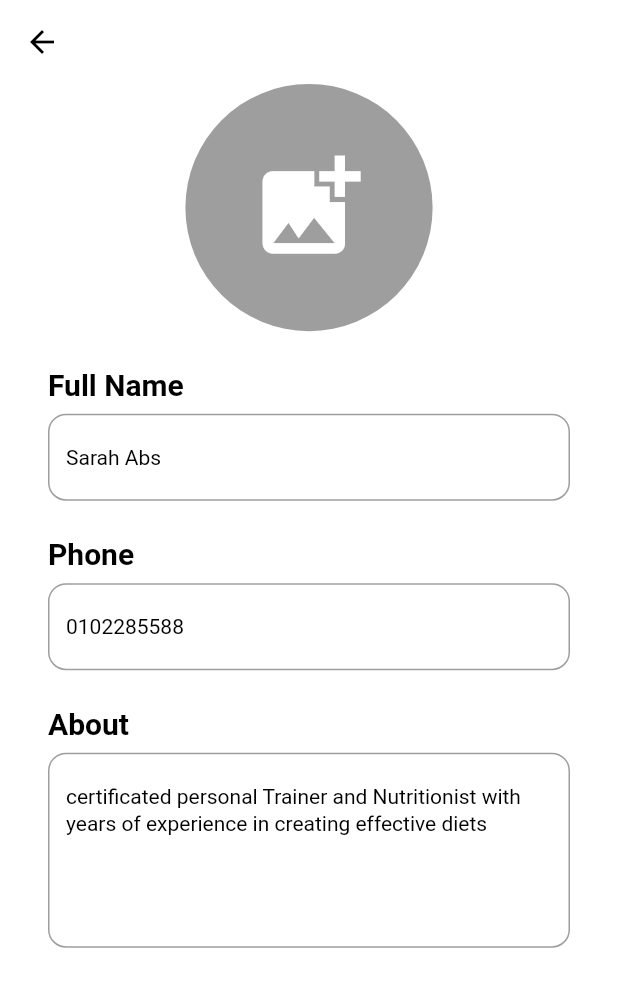
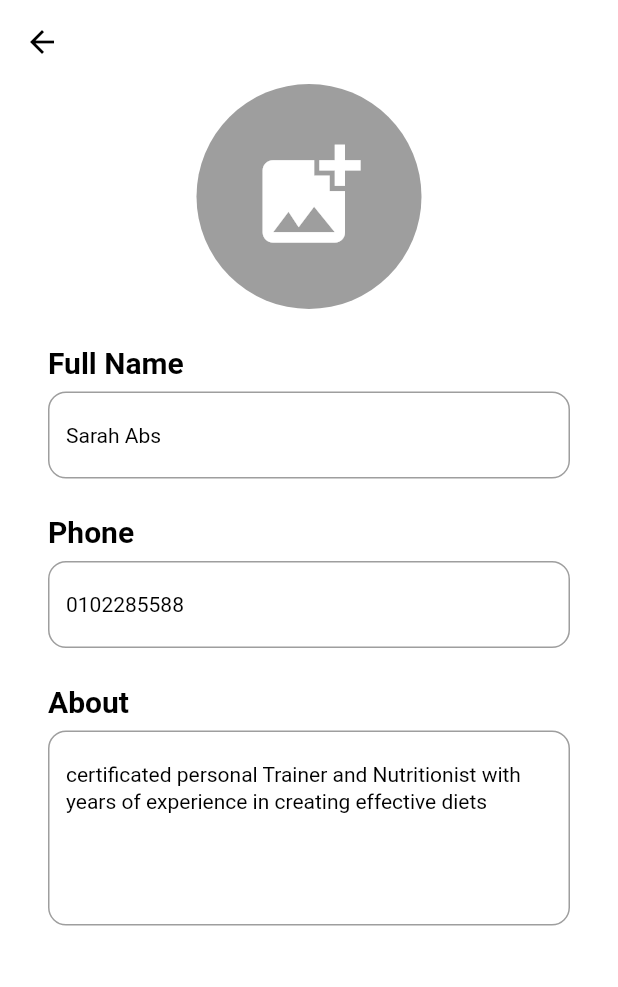
Before and after one commit to AhmedElhenidy/save_cost, a Flutter app: the EditingProfilePage screen opened directly, after a tap on the "add photo alternate" icon, on a phone screen of 412 x 824 dp. Shown: the top 987 px of the screen. Run offline on Flutter 3.47's test engine with Material 2 defaults, Android fonts, the phone set to English and light mode, and no system bars; our stand-ins replace carousel_slider, cloud_firestore, firebase_auth, firebase_core, flutter_bloc, flutter_rating_bar and 5 more; missing offline and left inert: switcher; accounts and stored records are empty.

Commit message:
finishing app part 2

```diff
--- a/lib/presentation/components/theme_shared_preferences.dart
+++ b/lib/presentation/components/theme_shared_preferences.dart
@@ -1,20 +1,20 @@
 
 import 'package:flutter/material.dart';
 import 'package:shared_preferences/shared_preferences.dart';
- class ThemeSharedPreferences
-{
-  static const PREF_KEY ='preferences';
-  setTheme (bool value) async
-{
-  WidgetsFlutterBinding.ensureInitialized();
-  SharedPreferences sharedpreferences =await SharedPreferences.getInstance();
-  sharedpreferences.setBool( PREF_KEY, value);
-}
- getTheme() async{
-  SharedPreferences sharedpreferences =await SharedPreferences.getInstance();
-  return sharedpreferences.getBool(PREF_KEY) ?? false;
-}
- }
+//  class ThemeSharedPreferences
+// {
+//   static const PREF_KEY ='preferences';
+//   setTheme (bool value) async
+// {
+//   WidgetsFlutterBinding.ensureInitialized();
+//   SharedPreferences sharedpreferences =await SharedPreferences.getInstance();
+//   sharedpreferences.setBool( PREF_KEY, value);
+// }
+//  getTheme() async{
+//   SharedPreferences sharedpreferences =await SharedPreferences.getInstance();
+//   return sharedpreferences.getBool(PREF_KEY) ?? false;
+// }
+//  }
 
 
 
--- a/lib/presentation/components/themes.dart
+++ b/lib/presentation/components/themes.dart
@@ -5,61 +5,65 @@ import 'package:flutter_bloc/flutter_bloc.dart';
 import 'package:hexcolor/hexcolor.dart';
 import 'package:save_cost/presentation/components/theme_shared_preferences.dart';
 import 'package:shared_preferences/shared_preferences.dart';
-//states
-// abstract class AppStates {}
-// class AppChangeModeState extends AppStates {}
+// states
+
+abstract class AppStates {}
+class AppInitialState extends AppStates{}
+class AppChangeModeState extends AppStates {}
+
+
+//cubit
+class AppCubit extends Cubit <AppStates>
+{
+  AppCubit() : super(AppInitialState());
+  static AppCubit get(context) => BlocProvider.of(context);
+
+  bool isDark=false;
+//ThemeMode appMode =ThemeMode.dark;
+
+  void changeAppMode ()
+  {
+     isDark =! isDark;
+     emit(AppChangeModeState());
+   //
+    //CacheHelper.putBoolean(key: "isDark", value: isDark).then((value){
+
+    //});
+
+  }
+
+}
+
+
+// class ThemeModel extends ChangeNotifier {
 //
 //
-// //cubit
-// class AppCubit extends Cubit <AppStates>
-// {
-//   AppCubit(AppStates initialState) : super(initialState);
-//   //static AppCubit get(context) => BlocProvider.of(context);
+//   bool isDark =false;
+//     ThemeSharedPreferences themeSharedPreferences= ThemeSharedPreferences();
 //
-//   bool isDark=false;
-// //ThemeMode appMode =ThemeMode.dark;
+//  bool get isDarkMode => isDark;
 //
-//   void changeAppMode ()
-//   {
 //
-//     isDark = !isDark;
-//     //CacheHelper.putBoolean(key: "isDark", value: isDark).then((value){
-//     emit(AppChangeModeState());
-//     //});
+//  ThemeMode () async {
+//    isDark =false;
+//   themeSharedPreferences=ThemeSharedPreferences();
+//    //SharedPreferences sharedpreferences =await SharedPreferences.getInstance();
+//    getThemePreferences();
+//  }
 //
-//   }
+//  set isDarkMode (bool value)
+//  {
+//     isDark = value;
+//     themeSharedPreferences.setTheme(value);
+//     notifyListeners();
+//  }
+//
+//  getThemePreferences()async{
+//    isDark =await themeSharedPreferences.getTheme();
+//    notifyListeners();
+//  }
 //
 // }
-
-class ThemeModel extends ChangeNotifier {
-
-
-  bool isDark =false;
-   ThemeSharedPreferences themeSharedPreferences= ThemeSharedPreferences();
-
- bool get isDarkMode => isDark;
-
-
- ThemeMode () async {
-   isDark =false;
-  themeSharedPreferences=ThemeSharedPreferences();
-   //SharedPreferences sharedpreferences =await SharedPreferences.getInstance();
-   getThemePreferences();
- }
-
- set isDarkMode (bool value)
- {
-    isDark = value;
-    themeSharedPreferences.setTheme(value);
-    notifyListeners();
- }
-
- getThemePreferences()async{
-   isDark =await themeSharedPreferences.getTheme();
-   notifyListeners();
- }
-
-}
 
 
 
--- a/lib/presentation/ui/product_details_screen.dart
+++ b/lib/presentation/ui/product_details_screen.dart
@@ -230,7 +230,8 @@ class _ProductDetailsScreenState extends State<ProductDetailsScreen> {
 
                   if(widget.myProduct.discount !="0")
                      Row(
-                      children: [
+                      children:
+                      [
                         Text(
                           '\tEGP ' + widget.myProduct.price!.toString(),
                           style: TextStyle(
--- a/lib/sharing_cost_screens/profile/editing_profile_page.dart
+++ b/lib/sharing_cost_screens/profile/editing_profile_page.dart
@@ -12,7 +12,7 @@ class EditingProfilePage extends StatefulWidget {
 }
 
 class _EditingProfilePageState extends State<EditingProfilePage> {
-  File ? imageFile ;
+  XFile ? imageFile ;
   User user = UserPreferences.myUser;
   @override
   Widget build(BuildContext context) {
@@ -22,15 +22,17 @@ class _EditingProfilePageState extends State<EditingProfilePage> {
        padding: EdgeInsets.symmetric(horizontal: 32),
        physics: BouncingScrollPhysics(),
        children: [
-
            GestureDetector(
-
              onTap: (){
                getImage();
              },
-
+             child: Container
+               (
+               height: 150,
+               width: 150,
                child: CircleAvatar(
-               radius: MediaQuery.of(context).size.width*.20,
+                 radius: //80,
+                 MediaQuery.of(context).size.width*.20,
                  backgroundColor: Colors.grey,
                  backgroundImage:
                  imageFile==null
@@ -45,6 +47,7 @@ class _EditingProfilePageState extends State<EditingProfilePage> {
                    color: Colors.white,
                    size: MediaQuery.of(context).size.width*.20 ,
                  ): null ,
+               ),
              ),
            ),
 
@@ -82,9 +85,10 @@ class _EditingProfilePageState extends State<EditingProfilePage> {
    );
   }
 
-  void getImage()async
+  final ImagePicker imagePicker =ImagePicker();
+  getImage ()async
   {
-    final imageFile= await ImagePicker().pickImage( source:  ImageSource.gallery);
+     imageFile= await imagePicker.pickImage( source:  ImageSource.gallery);
 
       setState(() {
         imageFile ;
```
Also changed, not shown: lib/main.dart (+14 -14 lines), lib/presentation/components/profile/profile_widget.dart (+12 -4 lines), lib/presentation/ui/shop_app/favorites/favorites_screen.dart (+40 -27 lines), lib/presentation/ui/shop_app/settings/settings_screen.dart (+21 -4 lines), lib/sharing_cost_screens/add_post/add_post.dart (+1 -10 lines), lib/sharing_cost_screens/home_page/home.dart (+11 -4 lines). Lines whose indentation alone changed are shown as unchanged.
